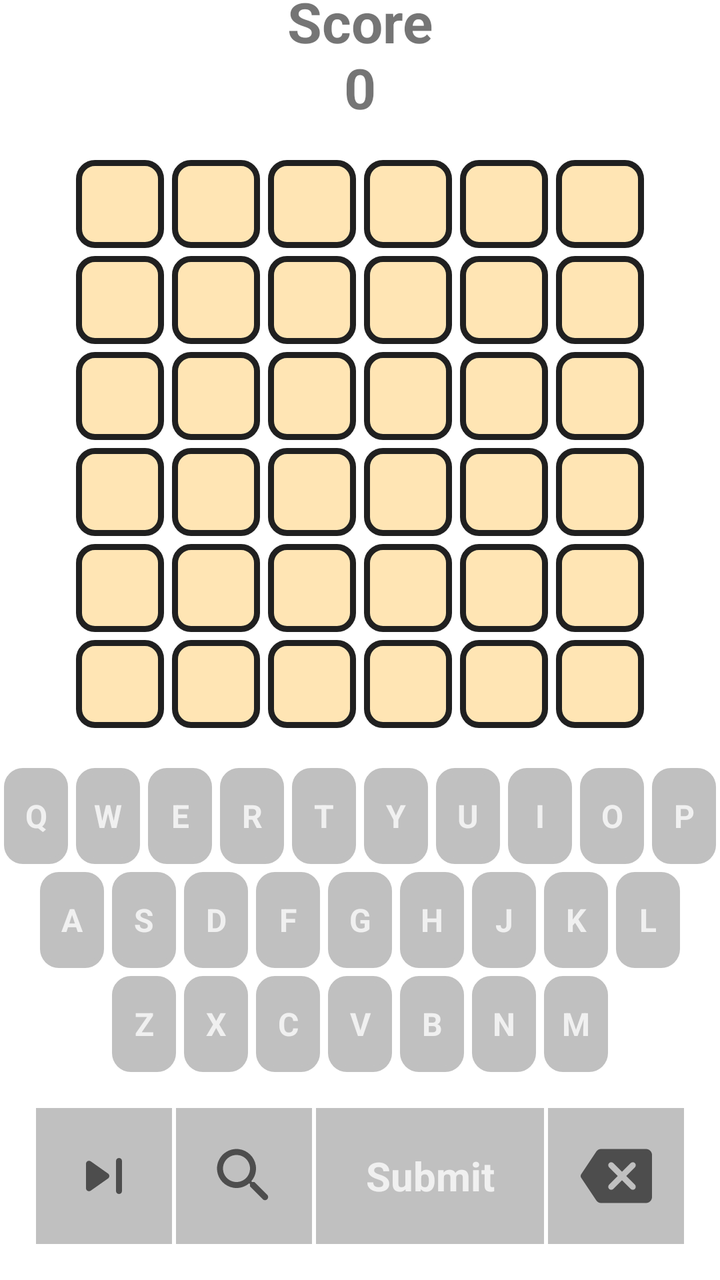
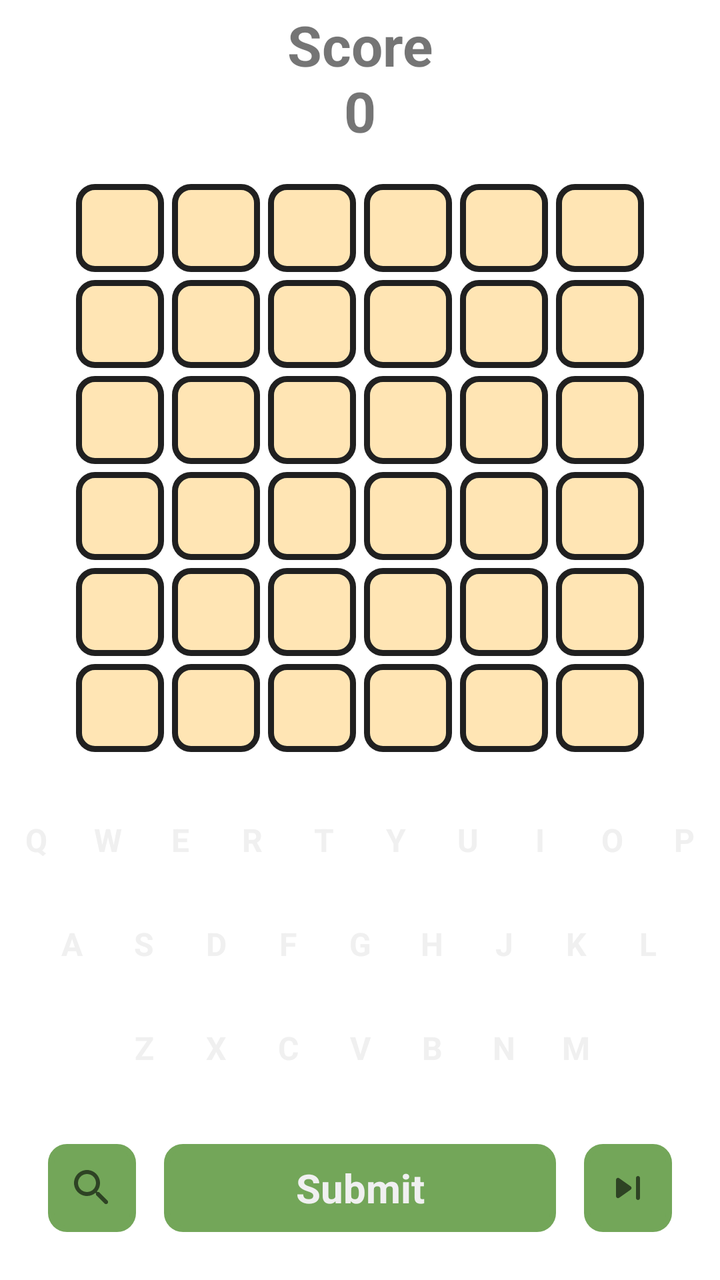

Screens rendered from an Android XML layout before and after an edit, with the pre-edit source and the edit as a unified diff.
<!-- AndroidManifest.xml: application theme Theme.Wordy -->
<!-- res/layout/fragment_wordy.xml -->
<?xml version="1.0" encoding="utf-8"?>
<androidx.constraintlayout.widget.ConstraintLayout xmlns:android="http://schemas.android.com/apk/res/android"
  xmlns:app="http://schemas.android.com/apk/res-auto"
  android:layout_width="match_parent"
  android:layout_height="match_parent">

  <TextView
    android:id="@+id/score_message"
    android:layout_width="wrap_content"
    android:layout_height="wrap_content"
    android:textSize="@dimen/score_text_size"
    android:text="Score\n0"
    android:gravity="center_horizontal"
    android:paddingBottom="@dimen/spacing"
    android:textStyle="bold"
    app:layout_constraintBottom_toTopOf="@id/letter_row_0"
    app:layout_constraintStart_toStartOf="parent"
    app:layout_constraintEnd_toEndOf="parent"/>

  <LinearLayout
    android:id="@+id/letter_row_0"
    style="@style/letters_row"
    app:layout_constraintBottom_toTopOf="@id/letter_row_1"
    app:layout_constraintEnd_toEndOf="parent"
    app:layout_constraintStart_toStartOf="parent">

    <TextView
      android:id="@+id/letter_0_0"
      style="@style/letters_slot" />

    <TextView
      android:id="@+id/letter_0_1"
      style="@style/letters_slot" />

    <TextView
      android:id="@+id/letter_0_2"
      style="@style/letters_slot" />

    <TextView
      android:id="@+id/letter_0_3"
      style="@style/letters_slot" />

    <TextView
      android:id="@+id/letter_0_4"
      style="@style/letters_slot" />

    <TextView
      android:id="@+id/letter_0_5"
      style="@style/letters_slot" />

  </LinearLayout>

  <LinearLayout
    android:id="@+id/letter_row_1"
    style="@style/letters_row"
    app:layout_constraintBottom_toTopOf="@id/letter_row_2"
    app:layout_constraintEnd_toEndOf="parent"
    app:layout_constraintStart_toStartOf="parent">

    <TextView
      android:id="@+id/letter_1_0"
      style="@style/letters_slot" />


    <TextView
      android:id="@+id/letter_1_1"
      style="@style/letters_slot" />

    <TextView
      android:id="@+id/letter_1_2"
      style="@style/letters_slot" />

    <TextView
      android:id="@+id/letter_1_3"
      style="@style/letters_slot" />

    <TextView
      android:id="@+id/letter_1_4"
      style="@style/letters_slot" />

    <TextView
      android:id="@+id/letter_1_5"
      style="@style/letters_slot" />

  </LinearLayout>

  <LinearLayout
    android:id="@+id/letter_row_2"
    style="@style/letters_row"
    app:layout_constraintBottom_toTopOf="@id/letter_row_3"
    app:layout_constraintEnd_toEndOf="parent"
    app:layout_constraintStart_toStartOf="parent">

    <TextView
      android:id="@+id/letter_2_0"
      style="@style/letters_slot" />

    <TextView
      android:id="@+id/letter_2_1"
      style="@style/letters_slot" />

    <TextView
      android:id="@+id/letter_2_2"
      style="@style/letters_slot" />

    <TextView
      android:id="@+id/letter_2_3"
      style="@style/letters_slot" />

    <TextView
      android:id="@+id/letter_2_4"
      style="@style/letters_slot" />

    <TextView
      android:id="@+id/letter_2_5"
      style="@style/letters_slot" />

  </LinearLayout>

  <LinearLayout
    android:id="@+id/letter_row_3"
    style="@style/letters_row"
    app:layout_constraintBottom_toTopOf="@id/letter_row_4"
    app:layout_constraintEnd_toEndOf="parent"
    app:layout_constraintStart_toStartOf="parent">

    <TextView
      android:id="@+id/letter_3_0"
      style="@style/letters_slot" />

    <TextView
      android:id="@+id/letter_3_1"
      style="@style/letters_slot" />

    <TextView
      android:id="@+id/letter_3_2"
      style="@style/letters_slot" />

    <TextView
      android:id="@+id/letter_3_3"
      style="@style/letters_slot" />

    <TextView
      android:id="@+id/letter_3_4"
      style="@style/letters_slot" />

    <TextView
      android:id="@+id/letter_3_5"
      style="@style/letters_slot" />

  </LinearLayout>

  <LinearLayout
    android:id="@+id/letter_row_4"
    style="@style/letters_row"
    app:layout_constraintBottom_toTopOf="@id/letter_row_5"
    app:layout_constraintEnd_toEndOf="parent"
    app:layout_constraintStart_toStartOf="parent">

    <TextView
      android:id="@+id/letter_4_0"
      style="@style/letters_slot" />

    <TextView
      android:id="@+id/letter_4_1"
      style="@style/letters_slot" />

    <TextView
      android:id="@+id/letter_4_2"
      style="@style/letters_slot" />

    <TextView
      android:id="@+id/letter_4_3"
      style="@style/letters_slot" />

    <TextView
      android:id="@+id/letter_4_4"
      style="@style/letters_slot" />

    <TextView
      android:id="@+id/letter_4_5"
      style="@style/letters_slot" />

  </LinearLayout>

  <LinearLayout
    android:id="@+id/letter_row_5"
    style="@style/letters_row"
    app:layout_constraintBottom_toTopOf="@id/top_keyboard_row"
    app:layout_constraintEnd_toEndOf="parent"
    app:layout_constraintStart_toStartOf="parent">

    <TextView
      android:id="@+id/letter_5_0"
      style="@style/letters_slot" />


    <TextView
      android:id="@+id/letter_5_1"
      style="@style/letters_slot" />

    <TextView
      android:id="@+id/letter_5_2"
      style="@style/letters_slot" />

    <TextView
      android:id="@+id/letter_5_3"
      style="@style/letters_slot" />

    <TextView
      android:id="@+id/letter_5_4"
      style="@style/letters_slot" />

    <TextView
      android:id="@+id/letter_5_5"
      style="@style/letters_slot" />

  </LinearLayout>

  <LinearLayout
    android:id="@+id/top_keyboard_row"
    style="@style/keyboard_row"
    app:layout_constraintBottom_toTopOf="@id/middle_keyboard_row"
    app:layout_constraintEnd_toEndOf="parent"
    app:layout_constraintStart_toStartOf="parent"
    android:paddingTop="@dimen/spacing">

    <TextView
      style="@style/keyboard_button"
      android:id="@+id/key_q"
      android:text="Q" />

    <TextView
      style="@style/keyboard_button"
      android:id="@+id/key_w"
      android:text="W" />

    <TextView
      style="@style/keyboard_button"
      android:id="@+id/key_e"
      android:text="E" />

    <TextView
      style="@style/keyboard_button"
      android:id="@+id/key_r"
      android:text="R" />

    <TextView
      style="@style/keyboard_button"
      android:id="@+id/key_t"
      android:text="T" />

    <TextView
      style="@style/keyboard_button"
      android:id="@+id/key_y"
      android:text="Y" />

    <TextView
      style="@style/keyboard_button"
      android:id="@+id/key_u"
      android:text="U" />

    <TextView
      style="@style/keyboard_button"
      android:id="@+id/key_i"
      android:text="I" />

    <TextView
      style="@style/keyboard_button"
      android:id="@+id/key_o"
      android:text="O" />

    <TextView
      style="@style/keyboard_button"
      android:id="@+id/key_p"
      android:text="P" />

  </LinearLayout>

  <LinearLayout
    android:id="@+id/middle_keyboard_row"
    style="@style/keyboard_row"
    app:layout_constraintBottom_toTopOf="@id/bottom_keyboard_row"
    app:layout_constraintEnd_toEndOf="parent"
    app:layout_constraintStart_toStartOf="parent">

    <TextView
      style="@style/keyboard_button"
      android:id="@+id/key_a"
      android:text="A" />

    <TextView
      style="@style/keyboard_button"
      android:id="@+id/key_s"
      android:text="S" />

    <TextView
      style="@style/keyboard_button"
      android:id="@+id/key_d"
      android:text="D" />

    <TextView
      style="@style/keyboard_button"
      android:id="@+id/key_f"
      android:text="F" />

    <TextView
      style="@style/keyboard_button"
      android:id="@+id/key_g"
      android:text="G" />

    <TextView
      style="@style/keyboard_button"
      android:id="@+id/key_h"
      android:text="H" />

    <TextView
      style="@style/keyboard_button"
      android:id="@+id/key_j"
      android:text="J" />

    <TextView
      style="@style/keyboard_button"
      android:id="@+id/key_k"
      android:text="K" />

    <TextView
      style="@style/keyboard_button"
      android:id="@+id/key_l"
      android:text="L" />

  </LinearLayout>

  <LinearLayout
    android:id="@+id/bottom_keyboard_row"
    style="@style/keyboard_row"
    app:layout_constraintBottom_toTopOf="@id/action_buttons"
    app:layout_constraintEnd_toEndOf="parent"
    app:layout_constraintStart_toStartOf="parent">

    <TextView
      style="@style/keyboard_button"
      android:id="@+id/key_z"
      android:text="Z" />

    <TextView
      style="@style/keyboard_button"
      android:id="@+id/key_x"
      android:text="X" />

    <TextView
      style="@style/keyboard_button"
      android:id="@+id/key_c"
      android:text="C" />

    <TextView
      style="@style/keyboard_button"
      android:id="@+id/key_v"
      android:text="V" />

    <TextView
      style="@style/keyboard_button"
      android:id="@+id/key_b"
      android:text="B" />

    <TextView
      style="@style/keyboard_button"
      android:id="@+id/key_n"
      android:text="N" />

    <TextView
      style="@style/keyboard_button"
      android:id="@+id/key_m"
      android:text="M" />

  </LinearLayout>

  <androidx.constraintlayout.widget.ConstraintLayout
    android:id="@+id/action_buttons"
    android:layout_width="match_parent"
    android:layout_height="wrap_content"
    app:layout_constraintBottom_toBottomOf="parent"
    android:padding="@dimen/spacing">

    <ImageView
      android:id="@+id/skip_next"
      android:layout_width="wrap_content"
      android:layout_height="0dp"
      android:layout_margin="2dp"
      android:background="?colorButtonSubmitBackground"
      android:drawableLeft="@drawable/ic_round_skip_next_36"
      android:gravity="center"
      android:padding="@dimen/spacing"
      android:src="@drawable/ic_round_skip_next_36"
      android:textColor="?colorButtonSubmitForeground"
      app:layout_constraintBottom_toBottomOf="parent"
      app:layout_constraintStart_toStartOf="parent" />

    <ImageView
      android:id="@+id/show_hint"
      android:layout_width="wrap_content"
      android:layout_height="0dp"
      android:layout_margin="2dp"
      android:background="?colorButtonSubmitBackground"
      android:padding="@dimen/spacing"
      android:src="@drawable/ic_round_search_36"
      android:text="Get Hint"
      android:textColor="?colorButtonSubmitForeground"
      app:layout_constraintBottom_toBottomOf="parent"
      app:layout_constraintStart_toEndOf="@id/skip_next"/>

    <TextView
      android:id="@+id/submit_button"
      android:layout_width="0dp"
      android:layout_height="0dp"
      android:layout_marginStart="2dp"
      android:layout_marginEnd="2dp"
      android:background="?colorButtonSubmitBackground"
      android:elevation="0dp"
      android:gravity="center"
      android:text="Submit"
      android:textColor="?colorButtonSubmitForeground"
      android:textSize="@dimen/submit_text_size"
      android:textStyle="bold"
      app:layout_constraintBottom_toBottomOf="@id/show_hint"
      app:layout_constraintEnd_toStartOf="@id/delete_letter"
      app:layout_constraintStart_toEndOf="@id/show_hint"
      app:layout_constraintTop_toTopOf="@id/show_hint" />

    <ImageView
      android:id="@+id/delete_letter"
      android:layout_width="wrap_content"
      android:layout_height="0dp"
      android:layout_margin="2dp"
      android:background="?colorButtonSubmitBackground"
      android:padding="@dimen/spacing"
      android:src="@drawable/ic_round_backspace_36"
      android:text="Get Hint"
      android:textColor="?colorButtonSubmitForeground"
      app:layout_constraintBottom_toBottomOf="parent"
      app:layout_constraintEnd_toEndOf="parent"/>

  </androidx.constraintlayout.widget.ConstraintLayout>

</androidx.constraintlayout.widget.ConstraintLayout>
<!-- resources referenced by this layout -->
<resources>
  <dimen name="score_text_size">28sp</dimen>
  <dimen name="spacing">16dp</dimen>
  <dimen name="submit_text_size">20sp</dimen>
  <!-- drawable ic_round_search_36 (drawable) -->
  <vector android:height="36dp" android:tint="?attr/colorControlNormal"
      android:viewportHeight="24" android:viewportWidth="24"
      android:width="36dp" xmlns:android="http://schemas.android.com/apk/res/android">
      <path android:fillColor="@android:color/white" android:pathData="M15.5,14h-0.79l-0.28,-0.27c1.2,-1.4 1.82,-3.31 1.48,-5.34 -0.47,-2.78 -2.79,-5 -5.59,-5.34 -4.23,-0.52 -7.79,3.04 -7.27,7.27 0.34,2.8 2.56,5.12 5.34,5.59 2.03,0.34 3.94,-0.28 5.34,-1.48l0.27,0.28v0.79l4.25,4.25c0.41,0.41 1.08,0.41 1.49,0 0.41,-0.41 0.41,-1.08 0,-1.49L15.5,14zM9.5,14C7.01,14 5,11.99 5,9.5S7.01,5 9.5,5 14,7.01 14,9.5 11.99,14 9.5,14z"/>
  </vector>
  <!-- drawable ic_round_skip_next_36 (drawable) -->
  <vector android:height="36dp" android:tint="?attr/colorControlNormal"
      android:viewportHeight="24" android:viewportWidth="24"
      android:width="36dp" xmlns:android="http://schemas.android.com/apk/res/android">
      <path android:fillColor="@android:color/white" android:pathData="M7.58,16.89l5.77,-4.07c0.56,-0.4 0.56,-1.24 0,-1.63L7.58,7.11C6.91,6.65 6,7.12 6,7.93v8.14c0,0.81 0.91,1.28 1.58,0.82zM16,7v10c0,0.55 0.45,1 1,1s1,-0.45 1,-1V7c0,-0.55 -0.45,-1 -1,-1s-1,0.45 -1,1z"/>
  </vector>
  <style name="letters_row">
      <item name="android:layout_width">wrap_content</item>
      <item name="android:layout_height">wrap_content</item>
      <item name="android:orientation">horizontal</item>
    </style>
  <style name="Theme.Wordy" parent="Theme.MaterialComponents.DayNight.DarkActionBar">
  
      <item name="colorPrimary">#FFE5B4</item>
      <item name="colorPrimaryVariant">#FFE5B4</item>
      <item name="colorOnPrimary">#FFE5B4</item>
  
      <item name="android:statusBarColor" tools:targetApi="l">?attr/colorPrimaryVariant</item>
      <item name="android:windowLightStatusBar" tools:targetApi="23">true</item>
      <item name="android:navigationBarColor">#FFE5B4</item>
  
      <item name="colorBackground">#FFE5B4</item>
  
      <item name="colorLetterNoGuess">#FFE5B4</item>
      <item name="colorLetterMatch">#FF00FF00</item>
      <item name="colorLetterNoMatch">#FFD0D0D0</item>
      <item name="colorLetterPresent">#FFEEEE00</item>
      <item name="colorLetterBoarder">#FF202020</item>
      <item name="colorLetterBoarderFocus">#FFDD0000</item>
      <item name="colorLetterTextGuessed">#FFFFFFFF</item>
      <item name="colorLetterText">#FF202020</item>
  
      <item name="colorKeyNoGuess">#FFC0C0C0</item>
      <item name="colorKeyMatch">#FF00FF00</item>
      <item name="colorKeyPresent">#FFEEEE00</item>
      <item name="colorKeyNoMatch">#FF808080</item>
      <item name="colorKeyTextGuessed">#FF202020</item>
      <item name="colorKeyText">#FFFFFFFF</item>
  
      <item name="colorButtonSubmitForeground">#F0F0F0</item>
      <item name="colorButtonSubmitBackground">#C0C0C0</item>
  
    </style>
  <dimen name="keyboard_text_size">16sp</dimen>
  <dimen name="letter_text_size">16sp</dimen>
  <dimen name="letter_padding">2dp</dimen>
  <dimen name="letter_boarder_size">3dp</dimen>
  <dimen name="letter_boarder_radius">8dp</dimen>
  <!-- unchanged entries left out for length: 6 -->
</resources>

<!-- the commit's change to res/layout/fragment_wordy.xml (unified diff, before → after) -->
@@ -383,31 +383,30 @@
     android:padding="@dimen/spacing">
 
     <ImageView
+      android:id="@+id/show_hint"
+      android:layout_width="wrap_content"
+      android:layout_height="0dp"
+      android:layout_margin="2dp"
+      android:background="@drawable/button_background"
+      android:padding="@dimen/spacing"
+      android:src="@drawable/ic_round_search_24"
+      android:text="Get Hint"
+      android:textColor="?colorButtonSubmitForeground"
+      app:layout_constraintBottom_toBottomOf="parent"
+      app:layout_constraintStart_toStartOf="parent"/>
+
+    <ImageView
       android:id="@+id/skip_next"
       android:layout_width="wrap_content"
       android:layout_height="0dp"
       android:layout_margin="2dp"
-      android:background="?colorButtonSubmitBackground"
-      android:drawableLeft="@drawable/ic_round_skip_next_36"
+      android:background="@drawable/button_background"
       android:gravity="center"
       android:padding="@dimen/spacing"
-      android:src="@drawable/ic_round_skip_next_36"
+      android:src="@drawable/ic_round_skip_next_24"
       android:textColor="?colorButtonSubmitForeground"
       app:layout_constraintBottom_toBottomOf="parent"
-      app:layout_constraintStart_toStartOf="parent" />
-
-    <ImageView
-      android:id="@+id/show_hint"
-      android:layout_width="wrap_content"
-      android:layout_height="0dp"
-      android:layout_margin="2dp"
-      android:background="?colorButtonSubmitBackground"
-      android:padding="@dimen/spacing"
-      android:src="@drawable/ic_round_search_36"
-      android:text="Get Hint"
-      android:textColor="?colorButtonSubmitForeground"
-      app:layout_constraintBottom_toBottomOf="parent"
-      app:layout_constraintStart_toEndOf="@id/skip_next"/>
+      app:layout_constraintEnd_toEndOf="parent" />
 
     <TextView
       android:id="@+id/submit_button"
@@ -415,7 +414,7 @@
       android:layout_height="0dp"
       android:layout_marginStart="2dp"
       android:layout_marginEnd="2dp"
-      android:background="?colorButtonSubmitBackground"
+      android:background="@drawable/button_background"
       android:elevation="0dp"
       android:gravity="center"
       android:text="Submit"
@@ -423,16 +422,17 @@
       android:textSize="@dimen/submit_text_size"
       android:textStyle="bold"
       app:layout_constraintBottom_toBottomOf="@id/show_hint"
-      app:layout_constraintEnd_toStartOf="@id/delete_letter"
+      app:layout_constraintEnd_toStartOf="@id/skip_next"
       app:layout_constraintStart_toEndOf="@id/show_hint"
       app:layout_constraintTop_toTopOf="@id/show_hint" />
 
     <ImageView
+      android:visibility="gone"
       android:id="@+id/delete_letter"
       android:layout_width="wrap_content"
       android:layout_height="0dp"
       android:layout_margin="2dp"
-      android:background="?colorButtonSubmitBackground"
+      android:background="@drawable/button_background"
       android:padding="@dimen/spacing"
       android:src="@drawable/ic_round_backspace_36"
       android:text="Get Hint"
<!-- resource entries referenced after the edit -->
@@ -3,17 +3,43 @@
   <dimen name="score_text_size">28sp</dimen>
   <dimen name="spacing">16dp</dimen>
   <dimen name="submit_text_size">20sp</dimen>
-  <!-- drawable ic_round_search_36 (drawable) -->
-  <vector android:height="36dp" android:tint="?attr/colorControlNormal"
-      android:viewportHeight="24" android:viewportWidth="24"
-      android:width="36dp" xmlns:android="http://schemas.android.com/apk/res/android">
-      <path android:fillColor="@android:color/white" android:pathData="M15.5,14h-0.79l-0.28,-0.27c1.2,-1.4 1.82,-3.31 1.48,-5.34 -0.47,-2.78 -2.79,-5 -5.59,-5.34 -4.23,-0.52 -7.79,3.04 -7.27,7.27 0.34,2.8 2.56,5.12 5.34,5.59 2.03,0.34 3.94,-0.28 5.34,-1.48l0.27,0.28v0.79l4.25,4.25c0.41,0.41 1.08,0.41 1.49,0 0.41,-0.41 0.41,-1.08 0,-1.49L15.5,14zM9.5,14C7.01,14 5,11.99 5,9.5S7.01,5 9.5,5 14,7.01 14,9.5 11.99,14 9.5,14z"/>
+  <!-- drawable button_background (drawable) -->
+  <?xml version="1.0" encoding="utf-8"?>
+  <layer-list xmlns:android="http://schemas.android.com/apk/res/android">
+    <item
+      android:left="@dimen/button_padding"
+      android:right="@dimen/button_padding"
+      android:top="@dimen/button_padding"
+      android:bottom="@dimen/button_padding">
+      <shape>
+        <solid android:color="?colorKeyMatch"/>
+        <stroke android:width="@dimen/letter_boarder_size"
+          android:color="?colorKeyMatch" />
+        <corners android:radius="@dimen/letter_boarder_radius" />
+      </shape>
+    </item>
+  </layer-list>
+  <!-- drawable ic_round_search_24 (drawable) -->
+  <vector xmlns:android="http://schemas.android.com/apk/res/android"
+      android:width="24dp"
+      android:height="24dp"
+      android:viewportWidth="24"
+      android:viewportHeight="24"
+      android:tint="?attr/colorControlNormal">
+    <path
+        android:fillColor="@android:color/white"
+        android:pathData="M15.5,14h-0.79l-0.28,-0.27c1.2,-1.4 1.82,-3.31 1.48,-5.34 -0.47,-2.78 -2.79,-5 -5.59,-5.34 -4.23,-0.52 -7.79,3.04 -7.27,7.27 0.34,2.8 2.56,5.12 5.34,5.59 2.03,0.34 3.94,-0.28 5.34,-1.48l0.27,0.28v0.79l4.25,4.25c0.41,0.41 1.08,0.41 1.49,0 0.41,-0.41 0.41,-1.08 0,-1.49L15.5,14zM9.5,14C7.01,14 5,11.99 5,9.5S7.01,5 9.5,5 14,7.01 14,9.5 11.99,14 9.5,14z"/>
   </vector>
-  <!-- drawable ic_round_skip_next_36 (drawable) -->
-  <vector android:height="36dp" android:tint="?attr/colorControlNormal"
-      android:viewportHeight="24" android:viewportWidth="24"
-      android:width="36dp" xmlns:android="http://schemas.android.com/apk/res/android">
-      <path android:fillColor="@android:color/white" android:pathData="M7.58,16.89l5.77,-4.07c0.56,-0.4 0.56,-1.24 0,-1.63L7.58,7.11C6.91,6.65 6,7.12 6,7.93v8.14c0,0.81 0.91,1.28 1.58,0.82zM16,7v10c0,0.55 0.45,1 1,1s1,-0.45 1,-1V7c0,-0.55 -0.45,-1 -1,-1s-1,0.45 -1,1z"/>
+  <!-- drawable ic_round_skip_next_24 (drawable) -->
+  <vector xmlns:android="http://schemas.android.com/apk/res/android"
+      android:width="24dp"
+      android:height="24dp"
+      android:viewportWidth="24"
+      android:viewportHeight="24"
+      android:tint="?attr/colorControlNormal">
+    <path
+        android:fillColor="@android:color/white"
+        android:pathData="M7.58,16.89l5.77,-4.07c0.56,-0.4 0.56,-1.24 0,-1.63L7.58,7.11C6.91,6.65 6,7.12 6,7.93v8.14c0,0.81 0.91,1.28 1.58,0.82zM16,7v10c0,0.55 0.45,1 1,1s1,-0.45 1,-1V7c0,-0.55 -0.45,-1 -1,-1s-1,0.45 -1,1z"/>
   </vector>
   <style name="letters_row">
       <item name="android:layout_width">wrap_content</item>
@@ -33,25 +59,26 @@
       <item name="colorBackground">#FFE5B4</item>
   
       <item name="colorLetterNoGuess">#FFE5B4</item>
-      <item name="colorLetterMatch">#FF00FF00</item>
-      <item name="colorLetterNoMatch">#FFD0D0D0</item>
-      <item name="colorLetterPresent">#FFEEEE00</item>
+      <item name="colorLetterMatch">#FF73A659</item>
+      <item name="colorLetterNoMatch">#FF808080</item>
+      <item name="colorLetterPresent">#FFFADA5E</item>
       <item name="colorLetterBoarder">#FF202020</item>
-      <item name="colorLetterBoarderFocus">#FFDD0000</item>
+      <item name="colorLetterBoarderFocus">#FFC21807</item>
       <item name="colorLetterTextGuessed">#FFFFFFFF</item>
       <item name="colorLetterText">#FF202020</item>
   
-      <item name="colorKeyNoGuess">#FFC0C0C0</item>
-      <item name="colorKeyMatch">#FF00FF00</item>
-      <item name="colorKeyPresent">#FFEEEE00</item>
+      <item name="colorKeyNoGuess">#FFFFFFFF</item>
+      <item name="colorKeyMatch">#FF73A659</item>
+      <item name="colorKeyPresent">#FFFADA5E</item>
       <item name="colorKeyNoMatch">#FF808080</item>
-      <item name="colorKeyTextGuessed">#FF202020</item>
-      <item name="colorKeyText">#FFFFFFFF</item>
+      <item name="colorKeyTextGuessed">#FFFFFFFF</item>
+      <item name="colorKeyText">#FF202020</item>
   
       <item name="colorButtonSubmitForeground">#F0F0F0</item>
       <item name="colorButtonSubmitBackground">#C0C0C0</item>
   
     </style>
+  <dimen name="button_padding">6dp</dimen>
   <dimen name="keyboard_text_size">16sp</dimen>
   <dimen name="letter_text_size">16sp</dimen>
   <dimen name="letter_padding">2dp</dimen>
